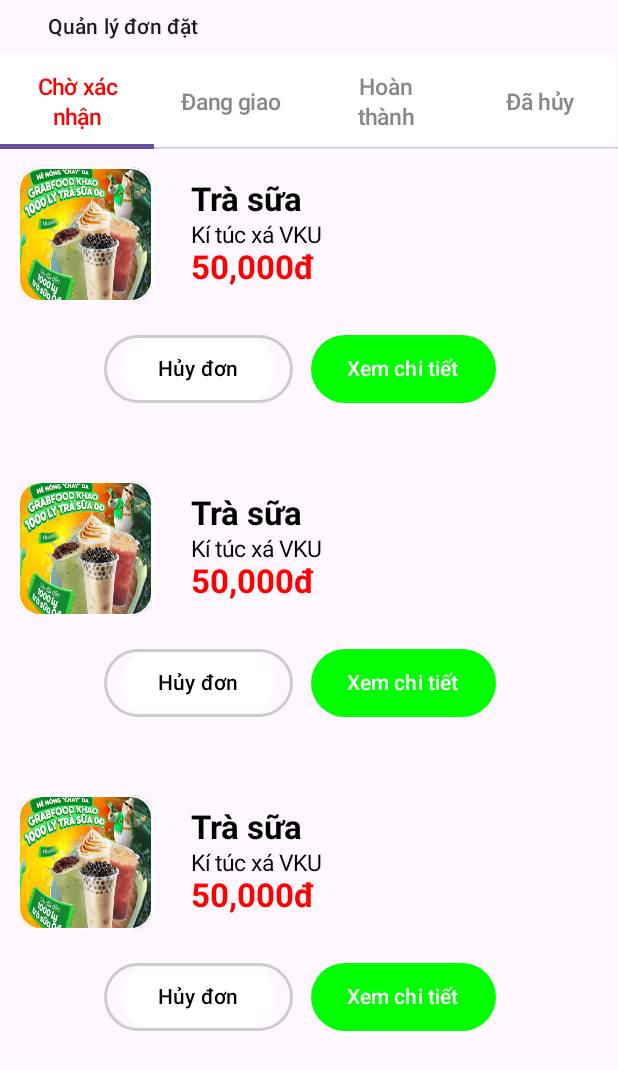
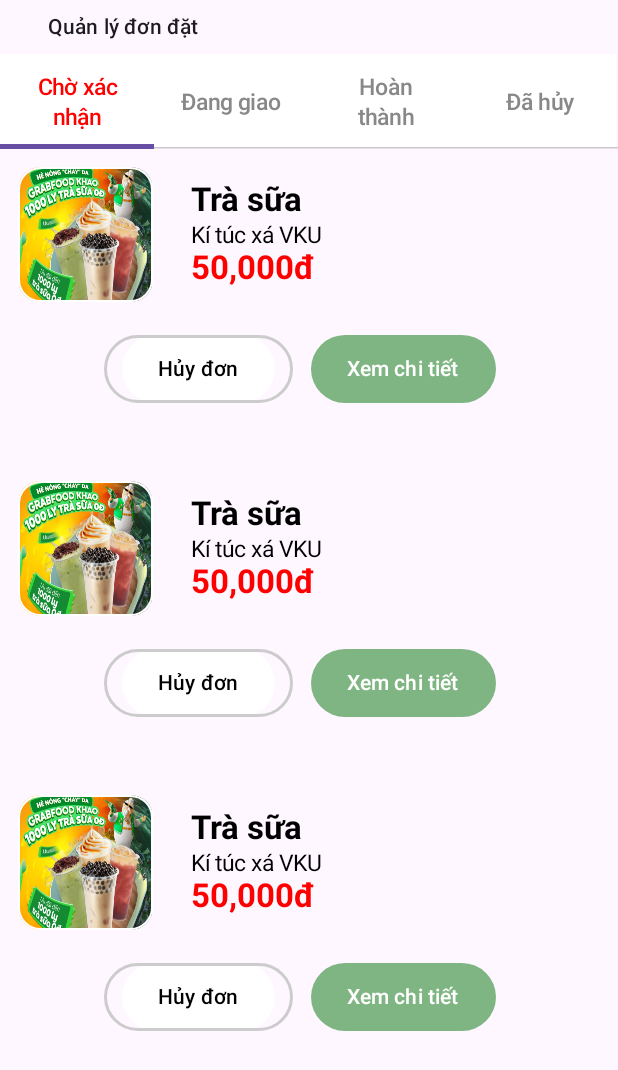
Before and after one commit to LeTranHuuManh/baitaplon, an Android app built with Jetpack Compose: the @Preview function Preview, on a phone screen of 412 x 824 dp. Shown: the top 1070 px of the screen. Run offline under Robolectric (Android 15) with nearby library versions, the phone set to English and light mode, and no system bars.

Commit message:
Manh Commit

```diff
--- a/app/src/main/java/com/manhle/myapplication/MainActivity.kt
+++ b/app/src/main/java/com/manhle/myapplication/MainActivity.kt
@@ -6,14 +6,12 @@ import androidx.activity.compose.setContent
 import com.manhle.myapplication.nav.OrderFoodNavavigation
 import com.manhle.myapplication.screens.DeliverTo
 import com.manhle.myapplication.screens.Login
+import com.manhle.myapplication.screens.Menu
 
 class MainActivity : ComponentActivity() {
     override fun onCreate(savedInstanceState: Bundle?) {
         super.onCreate(savedInstanceState)
         setContent {
-            DeliverTo {
-
-            }
-        }
+            Menu()}
     }
 }
--- a/app/src/main/java/com/manhle/myapplication/screens/OrderDetailComponent.kt
+++ b/app/src/main/java/com/manhle/myapplication/screens/OrderDetailComponent.kt
@@ -45,6 +45,7 @@ import androidx.compose.ui.unit.sp
 import androidx.navigation.compose.NavHost
 import androidx.navigation.compose.composable
 import androidx.navigation.compose.rememberNavController
+import com.example.orderfoodapp.ui.theme.colorGreenDark
 import com.manhle.myapplication.R
 
 @OptIn(ExperimentalFoundationApi::class)
@@ -226,7 +227,7 @@ fun Order(){
                                             }
                                             Button(
                                                 onClick = { /*TODO*/ },
-                                                colors = ButtonDefaults.buttonColors(Green),
+                                                colors = ButtonDefaults.buttonColors(colorGreenDark),
                                                 modifier = Modifier
 
                                                     .clip(RoundedCornerShape(30.dp))
@@ -324,7 +325,7 @@ fun Order(){
                                             }
                                             Button(
                                                 onClick = { /*TODO*/ },
-                                                colors = ButtonDefaults.buttonColors(Green),
+                                                colors = ButtonDefaults.buttonColors(colorGreenDark),
                                                 modifier = Modifier
 
                                                     .clip(RoundedCornerShape(30.dp))
@@ -422,7 +423,7 @@ fun Order(){
                                             }
                                             Button(
                                                 onClick = { /*TODO*/ },
-                                                colors = ButtonDefaults.buttonColors(Green),
+                                                colors = ButtonDefaults.buttonColors(colorGreenDark),
                                                 modifier = Modifier
 
                                                     .clip(RoundedCornerShape(30.dp))
--- a/app/src/main/java/com/manhle/myapplication/ui/theme/Color.kt
+++ b/app/src/main/java/com/manhle/myapplication/ui/theme/Color.kt
@@ -14,5 +14,5 @@ val colorWhite = Color(0xFFFFFFFF)
 val colorGreenDark = Color(0xE26FAD72)
 val colorlightcyan = Color(0xFFB0E0E6)
 val colorRedGrayLight= Color(0xFFFEE8E8)
-val colorGreenlight= Color(0xDC0097A7)
+val colorGreenlight= Color(0xBF00A716)
 val colorWhiteGray= Color(0xDCF5F6F7)
```
